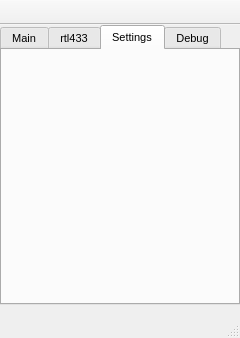
Above: mainwindow.ui from rfilipovich/pressure_sniffer before the change. Below: the same form after it.
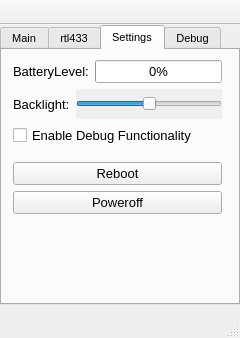
That is the form after the change. The open tabs and pages were chosen to show the change.

Commit message: initiate add the configurations to the setting TAb

Patch:
```diff
--- a/mainwindow.ui
+++ b/mainwindow.ui
@@ -26,6 +26,9 @@
   </property>
   <widget class="QWidget" name="centralWidget">
    <widget class="QTabWidget" name="tabWidgetMain">
+    <property name="enabled">
+     <bool>true</bool>
+    </property>
     <property name="geometry">
      <rect>
       <x>0</x>
@@ -345,6 +348,193 @@
      <attribute name="title">
       <string>Settings</string>
      </attribute>
+     <widget class="QWidget" name="verticalLayoutWidget_3">
+      <property name="geometry">
+       <rect>
+        <x>0</x>
+        <y>0</y>
+        <width>231</width>
+        <height>251</height>
+       </rect>
+      </property>
+      <layout class="QVBoxLayout" name="settingsTabVerticalLayout">
+       <property name="topMargin">
+        <number>10</number>
+       </property>
+       <item>
+        <layout class="QHBoxLayout" name="horizontalLayoutBatteryLevel">
+         <item>
+          <widget class="QLabel" name="labelBatteryLevel">
+           <property name="font">
+            <font>
+             <pointsize>10</pointsize>
+            </font>
+           </property>
+           <property name="text">
+            <string>BatteryLevel:</string>
+           </property>
+           <property name="textFormat">
+            <enum>Qt::PlainText</enum>
+           </property>
+          </widget>
+         </item>
+         <item>
+          <widget class="QProgressBar" name="progressBarBatteryLevel">
+           <property name="font">
+            <font>
+             <pointsize>10</pointsize>
+            </font>
+           </property>
+           <property name="minimum">
+            <number>0</number>
+           </property>
+           <property name="maximum">
+            <number>4</number>
+           </property>
+           <property name="value">
+            <number>0</number>
+           </property>
+           <property name="textVisible">
+            <bool>true</bool>
+           </property>
+          </widget>
+         </item>
+        </layout>
+       </item>
+       <item>
+        <layout class="QHBoxLayout" name="settingsTabhorizontalLayout">
+         <item>
+          <widget class="QLabel" name="labelBacklight">
+           <property name="font">
+            <font>
+             <pointsize>10</pointsize>
+            </font>
+           </property>
+           <property name="text">
+            <string>Backlight:</string>
+           </property>
+          </widget>
+         </item>
+         <item>
+          <widget class="QSlider" name="settingsTabSliderBacklight">
+           <property name="sizePolicy">
+            <sizepolicy hsizetype="Expanding" vsizetype="Fixed">
+             <horstretch>20</horstretch>
+             <verstretch>100</verstretch>
+            </sizepolicy>
+           </property>
+           <property name="minimumSize">
+            <size>
+             <width>100</width>
+             <height>30</height>
+            </size>
+           </property>
+           <property name="baseSize">
+            <size>
+             <width>100</width>
+             <height>30</height>
+            </size>
+           </property>
+           <property name="font">
+            <font>
+             <pointsize>12</pointsize>
+            </font>
+           </property>
+           <property name="autoFillBackground">
+            <bool>true</bool>
+           </property>
+           <property name="minimum">
+            <number>1</number>
+           </property>
+           <property name="maximum">
+            <number>255</number>
+           </property>
+           <property name="singleStep">
+            <number>25</number>
+           </property>
+           <property name="pageStep">
+            <number>50</number>
+           </property>
+           <property name="value">
+            <number>128</number>
+           </property>
+           <property name="tracking">
+            <bool>true</bool>
+           </property>
+           <property name="orientation">
+            <enum>Qt::Horizontal</enum>
+           </property>
+          </widget>
+         </item>
+        </layout>
+       </item>
+       <item>
+        <widget class="QCheckBox" name="checkBoxEnableDebug">
+         <property name="font">
+          <font>
+           <pointsize>10</pointsize>
+          </font>
+         </property>
+         <property name="text">
+          <string>Enable Debug Functionality</string>
+         </property>
+        </widget>
+       </item>
+       <item>
+        <spacer name="verticalSpacer_2">
+         <property name="orientation">
+          <enum>Qt::Vertical</enum>
+         </property>
+         <property name="sizeType">
+          <enum>QSizePolicy::Minimum</enum>
+         </property>
+         <property name="sizeHint" stdset="0">
+          <size>
+           <width>0</width>
+           <height>10</height>
+          </size>
+         </property>
+        </spacer>
+       </item>
+       <item>
+        <widget class="QPushButton" name="pushButtonReboot">
+         <property name="font">
+          <font>
+           <pointsize>10</pointsize>
+          </font>
+         </property>
+         <property name="text">
+          <string>Reboot</string>
+         </property>
+        </widget>
+       </item>
+       <item>
+        <widget class="QPushButton" name="pushButtonPowerOff">
+         <property name="font">
+          <font>
+           <pointsize>10</pointsize>
+          </font>
+         </property>
+         <property name="text">
+          <string>Poweroff</string>
+         </property>
+        </widget>
+       </item>
+       <item>
+        <spacer name="verticalSpacer">
+         <property name="orientation">
+          <enum>Qt::Vertical</enum>
+         </property>
+         <property name="sizeHint" stdset="0">
+          <size>
+           <width>20</width>
+           <height>40</height>
+          </size>
+         </property>
+        </spacer>
+       </item>
+      </layout>
+     </widget>
     </widget>
     <widget class="QWidget" name="debugTab">
      <attribute name="title">
```
Left out of the diff: 31 changed lines with no effect on the pictures. The commit also changes 12 other files.
